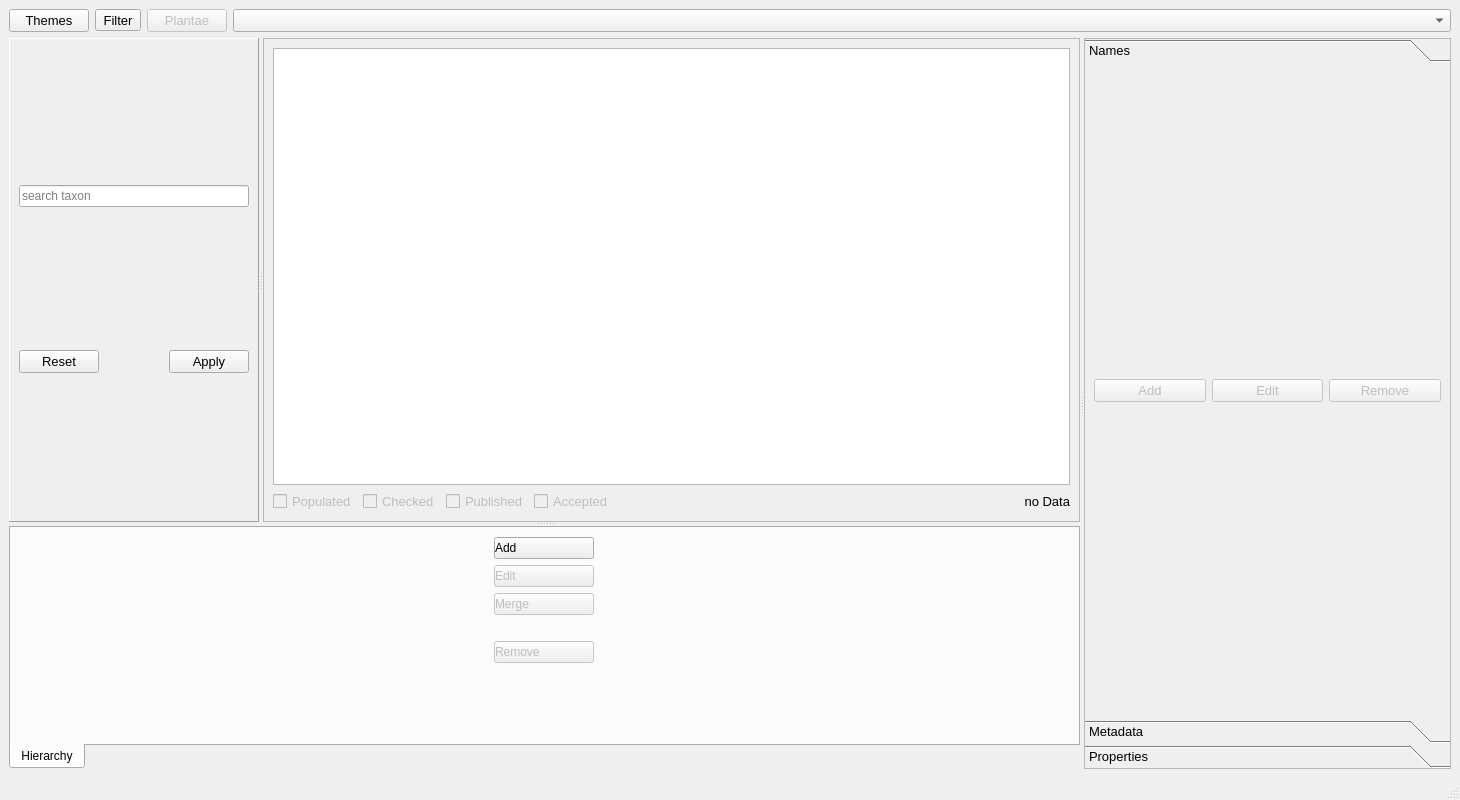
First picture: the form in src/florica/resources/ui/taxanames.ui, repository PhilippeBko/florica, before the edit.
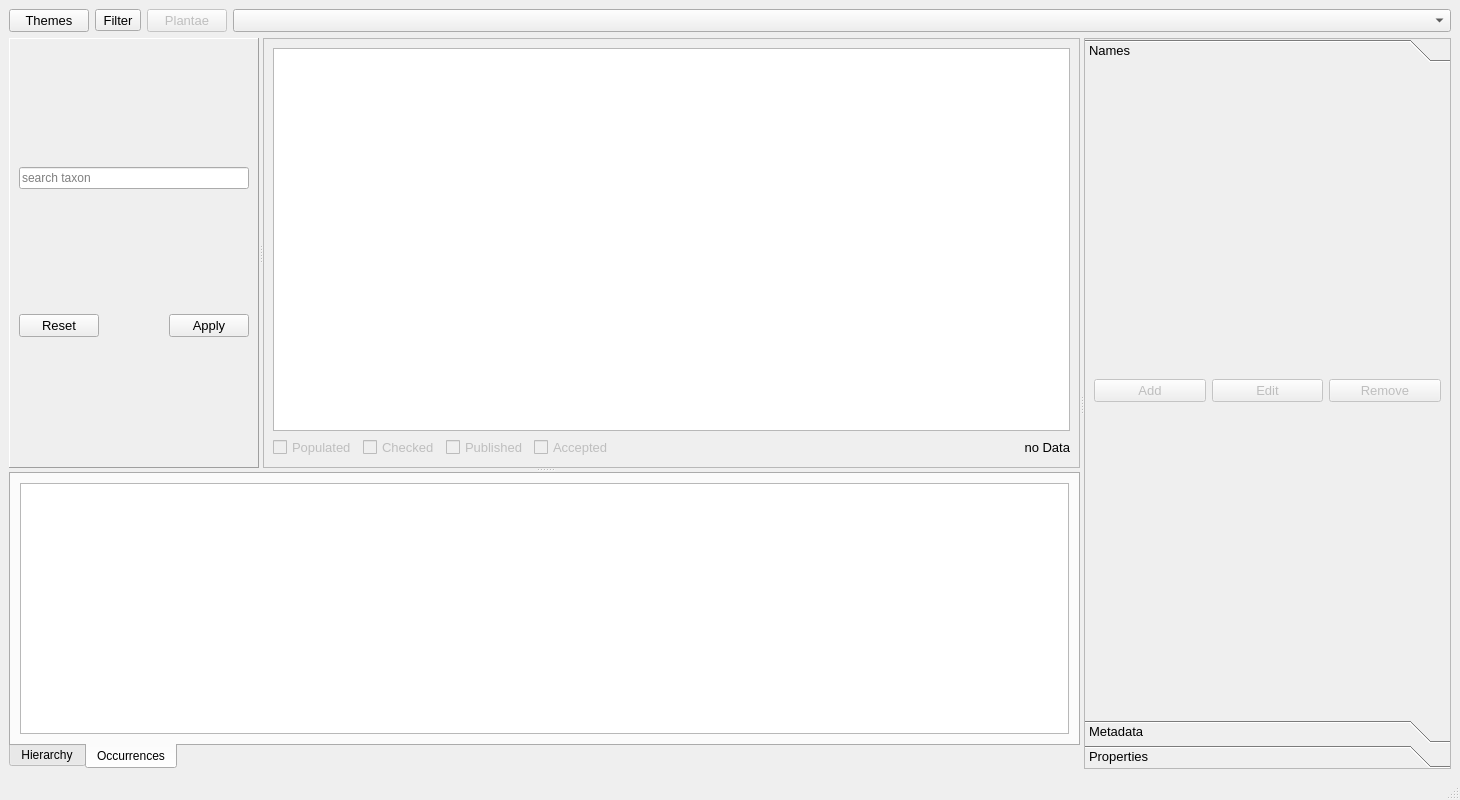
Second picture: the form after the edit. The open tabs and pages were chosen to show the change. Icons and pictures are not drawn.

Patch:
```diff
--- a/src/florica/resources/ui/taxanames.ui
+++ b/src/florica/resources/ui/taxanames.ui
@@ -552,6 +552,16 @@
           </item>
          </layout>
         </widget>
+        <widget class="QWidget" name="tab_occurrences">
+         <attribute name="title">
+          <string>Occurrences</string>
+         </attribute>
+         <layout class="QGridLayout" name="gridLayout_3">
+          <item row="0" column="0">
+           <widget class="QTreeView" name="treeView_occ"/>
+          </item>
+         </layout>
+        </widget>
        </widget>
       </widget>
       <widget class="QToolBox" name="toolBox">
```
Left out of the diff: 6 changed lines with no effect on the pictures.
